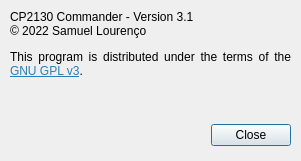
Above: src/aboutdialog.ui from bloguetronica/cp2130-com before the change. Below: the same form after it.
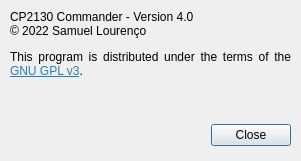
That is the form after the change. Icons and pictures are not drawn.

What changed in the file:
```diff
--- a/src/aboutdialog.ui
+++ b/src/aboutdialog.ui
@@ -65,7 +65,7 @@
     </rect>
    </property>
    <property name="text">
-    <string>&lt;html&gt;&lt;head/&gt;&lt;body&gt;&lt;p&gt;CP2130 Commander - Version 3.1&lt;br/&gt;© 2022 Samuel Lourenço&lt;/p&gt;&lt;p&gt;This program is distributed under the terms of the &lt;a href=&quot;https://www.gnu.org/licenses/gpl-3.0-standalone.html&quot;&gt;&lt;span style=&quot; text-decoration: underline; color:#2980b9;&quot;&gt;GNU GPL v3&lt;/span&gt;&lt;/a&gt;.&lt;/p&gt;&lt;/body&gt;&lt;/html&gt;</string>
+    <string>&lt;html&gt;&lt;head/&gt;&lt;body&gt;&lt;p&gt;CP2130 Commander - Version 4.0&lt;br/&gt;© 2022 Samuel Lourenço&lt;/p&gt;&lt;p&gt;This program is distributed under the terms of the &lt;a href=&quot;https://www.gnu.org/licenses/gpl-3.0-standalone.html&quot;&gt;&lt;span style=&quot; text-decoration: underline; color:#2980b9;&quot;&gt;GNU GPL v3&lt;/span&gt;&lt;/a&gt;.&lt;/p&gt;&lt;/body&gt;&lt;/html&gt;</string>
    </property>
    <property name="alignment">
     <set>Qt::AlignJustify|Qt::AlignTop</set>
```
